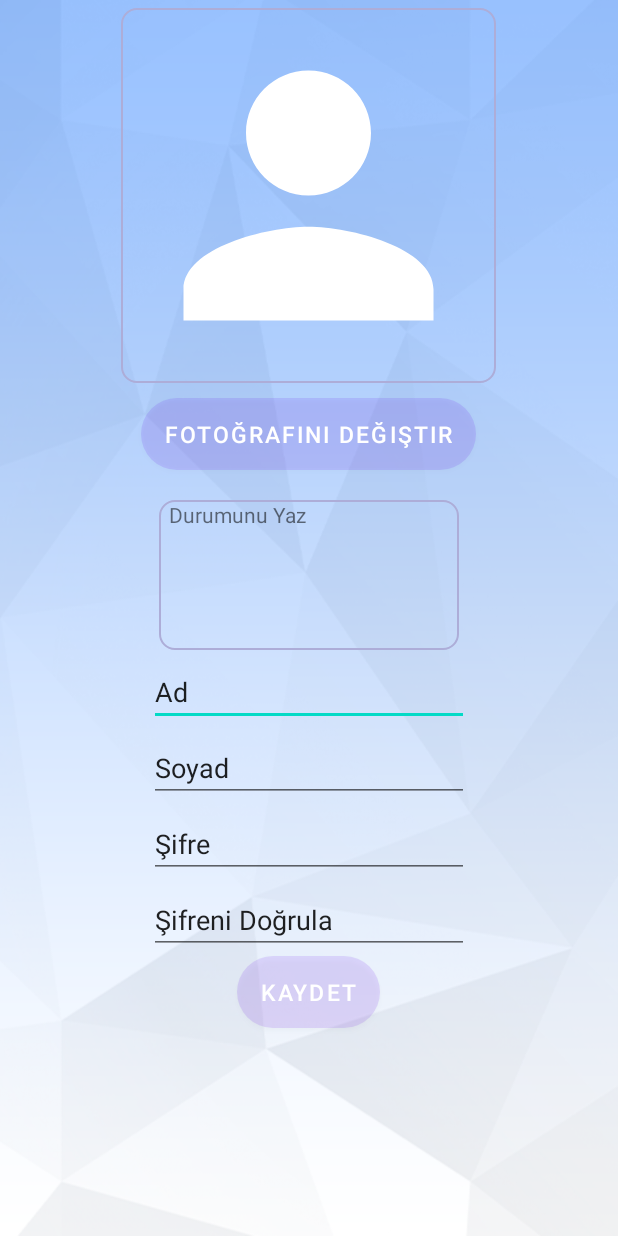
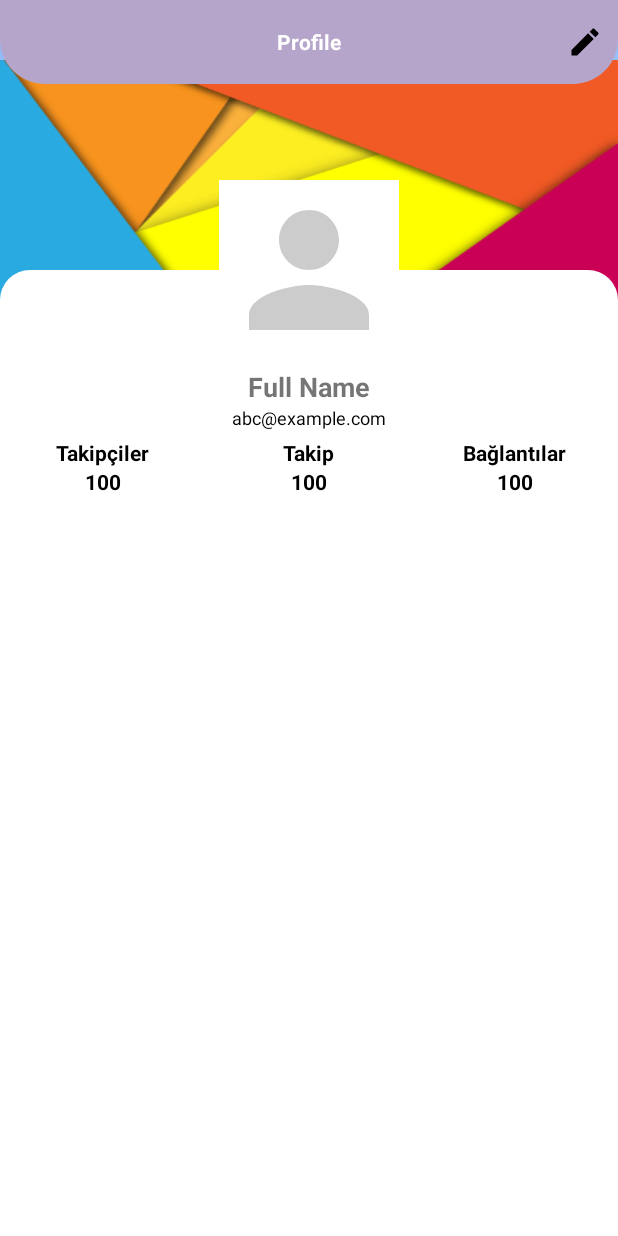
Before and after one commit to sarikaynakcs/Voyage, an Android app: the layout fragment_profile.xml on its own in the app's theme, with its tools: preview values and no code run, on a phone screen of 412 x 824 dp. Run offline under Robolectric (Android 15) with nearby library versions, the phone set to English and light mode, and no system bars.

Commit message:
6.11.2022 Doğan Can

```diff
--- /dev/null
+++ b/app/src/main/res/drawable/ic_baseline_edit_24.xml
@@ -0,0 +1,5 @@
+<vector android:height="24dp" android:tint="#000000"
+    android:viewportHeight="24" android:viewportWidth="24"
+    android:width="24dp" xmlns:android="http://schemas.android.com/apk/res/android">
+    <path android:fillColor="@android:color/white" android:pathData="M3,17.25V21h3.75L17.81,9.94l-3.75,-3.75L3,17.25zM20.71,7.04c0.39,-0.39 0.39,-1.02 0,-1.41l-2.34,-2.34c-0.39,-0.39 -1.02,-0.39 -1.41,0l-1.83,1.83 3.75,3.75 1.83,-1.83z"/>
+</vector>
--- /dev/null
+++ b/app/src/main/res/drawable/shape_rect01.xml
@@ -0,0 +1,8 @@
+<?xml version="1.0" encoding="utf-8"?>
+<shape xmlns:android="http://schemas.android.com/apk/res/android"
+    android:shape="rectangle">
+    <solid android:color="@color/white"></solid>
+        <corners android:topRightRadius="20dp"
+            android:topLeftRadius="20dp"/>
+
+</shape>
--- a/app/src/main/res/layout/fragment_profile.xml
+++ b/app/src/main/res/layout/fragment_profile.xml
@@ -6,88 +6,158 @@
     android:background="@drawable/back01"
     tools:context=".ProfileFragment">
 
+    <View
+        android:layout_width="match_parent"
+        android:layout_height="165dp"
+        android:background="@drawable/back04"
+        android:layout_marginTop="40dp"/>
+
+    <RelativeLayout
+        android:layout_width="match_parent"
+        android:layout_height="?actionBarSize"
+        android:background="@drawable/shape_toolbar02">
+
+        <TextView
+            android:id="@+id/toolbarTittle"
+            android:text="Profile"
+            android:layout_width="wrap_content"
+            android:layout_height="wrap_content"
+            android:textColor="@color/white"
+            android:layout_centerInParent="true"
+            android:textStyle="bold"/>
+
+        <ImageButton
+            android:id="@+id/editProfileId"
+            android:layout_width="wrap_content"
+            android:layout_height="wrap_content"
+            android:layout_alignParentEnd="true"
+            android:layout_centerVertical="true"
+            android:layout_marginEnd="10dp"
+
+            android:background="@android:color/transparent"
+            android:onClick="edit"
+            android:src="@drawable/ic_baseline_edit_24"
+            tools:ignore="SpeakableTextPresentCheck,TouchTargetSizeCheck" />
+
+    </RelativeLayout>
+
+    <View
+        android:layout_width="match_parent"
+        android:layout_height="match_parent"
+        android:layout_marginTop="180dp"
+        android:background="@drawable/shape_rect01"/>
     <ImageView
-        android:id="@+id/editPhotoId"
-        android:layout_width="250dp"
-        android:layout_height="250dp"
-        android:src="@drawable/ic_profile_white"
+        android:id="@+id/profileImageId"
+        android:layout_width="120dp"
+        android:layout_height="120dp"
         android:layout_centerHorizontal="true"
-        android:background="@drawable/stroke_deneme"
-        android:layout_marginTop="5dp"/>
-    <Button
-        android:id="@+id/editPhotoButtonId"
+        android:layout_marginTop="120dp"
+        android:background="@color/white"
+        android:scaleType="centerCrop"
+        android:src="@drawable/ic_person_gray"/>
+    <TextView
+        android:id="@+id/fullNameId"
         android:layout_width="wrap_content"
         android:layout_height="wrap_content"
-        android:layout_below="@id/editPhotoId"
+        android:layout_below="@id/profileImageId"
+        android:text="Full Name"
         android:layout_centerHorizontal="true"
-        android:layout_marginTop="10dp"
-        android:text="Fotoğrafını Değiştir"
-        android:background="@drawable/shape_button01"
-        android:textSize="15sp"/>
-
+        android:layout_marginTop="5dp"
+        android:textStyle="bold"
+        android:textSize="18sp"/>
     <TextView
-        android:id="@+id/commentTextId"
-        android:layout_width="200dp"
-        android:layout_height="100dp"
-        android:layout_below="@id/editPhotoButtonId"
-        android:layout_centerHorizontal="true"
-        android:layout_marginTop="20dp"
-        android:background="@drawable/stroke_deneme"
-        android:text="  Durumunu Yaz"/>
-
-    <EditText
-        android:id="@+id/editNameId"
+        android:id="@+id/emailId"
         android:layout_width="wrap_content"
         android:layout_height="wrap_content"
-        android:ems="10"
-        android:inputType="textPersonName"
-        android:layout_below="@id/commentTextId"
+        android:layout_below="@id/fullNameId"
         android:layout_centerHorizontal="true"
-        android:layout_marginTop="5dp"
-        android:text="Ad"/>
+        android:textColor="@color/black"
+        android:text="abc@example.com"
+        android:textSize="12sp"/>
+    <LinearLayout
+        android:id="@+id/detailsId"
+        android:layout_width="match_parent"
+        android:layout_height="wrap_content"
+        android:orientation="horizontal"
+        android:layout_below="@id/emailId"
+        android:layout_marginTop="5dp">
 
-    <EditText
-        android:id="@+id/editSurnameId"
-        android:layout_width="wrap_content"
-        android:layout_height="wrap_content"
-        android:ems="10"
-        android:inputType="textPersonName"
-        android:layout_below="@id/editNameId"
-        android:layout_centerHorizontal="true"
-        android:layout_marginTop="5dp"
-        android:text="Soyad"/>
+        <LinearLayout
+            android:layout_width="0dp"
+            android:layout_height="wrap_content"
+            android:layout_weight="1"
+            android:gravity="center"
+            android:orientation="vertical">
 
-    <EditText
-        android:id="@+id/editPasswordId"
-        android:layout_width="wrap_content"
-        android:layout_height="wrap_content"
-        android:ems="10"
-        android:inputType=""
-        android:layout_below="@id/editSurnameId"
-        android:layout_centerHorizontal="true"
-        android:layout_marginTop="5dp"
-        android:text="Şifre"/>
+            <TextView
+                android:id="@+id/followersId"
+                android:layout_width="wrap_content"
+                android:layout_height="wrap_content"
+                android:text="Takipçiler"
+                android:textColor="@color/black"
+                android:textStyle="bold"/>
+            <TextView
+                android:id="@+id/followersCountId"
+                android:layout_width="wrap_content"
+                android:layout_height="wrap_content"
+                android:text="100"
+                android:textColor="@color/black"
+                android:textStyle="bold"/>
 
-    <EditText
-        android:id="@+id/editCheckPassword"
-        android:layout_width="wrap_content"
-        android:layout_height="wrap_content"
-        android:ems="10"
-        android:inputType=""
-        android:layout_below="@id/editPasswordId"
-        android:layout_centerHorizontal="true"
-        android:layout_marginTop="5dp"
-        android:text="Şifreni Doğrula "/>
+        </LinearLayout>
+        <LinearLayout
+            android:layout_width="0dp"
+            android:layout_height="wrap_content"
+            android:layout_weight="1"
+            android:gravity="center"
+            android:orientation="vertical">
 
-    <Button
-        android:id="@+id/saveProfileId"
-        android:layout_width="wrap_content"
-        android:layout_height="wrap_content"
-        android:layout_below="@id/editCheckPassword"
-        android:layout_centerHorizontal="true"
-        android:layout_marginTop="1dp"
-        android:text="Kaydet"
-        android:background="@drawable/shape_button01"
-        android:textSize="15sp"/>
+            <TextView
+                android:id="@+id/followsId"
+                android:layout_width="wrap_content"
+                android:layout_height="wrap_content"
+                android:text="Takip"
+                android:textColor="@color/black"
+                android:textStyle="bold"/>
+            <TextView
+                android:id="@+id/followsCountId"
+                android:layout_width="wrap_content"
+                android:layout_height="wrap_content"
+                android:text="100"
+                android:textColor="@color/black"
+                android:textStyle="bold"/>
+
+        </LinearLayout>
+        <LinearLayout
+            android:layout_width="0dp"
+            android:layout_height="wrap_content"
+            android:layout_weight="1"
+            android:gravity="center"
+            android:orientation="vertical">
+
+            <TextView
+                android:id="@+id/networksId"
+                android:layout_width="wrap_content"
+                android:layout_height="wrap_content"
+                android:text="Bağlantılar"
+                android:textColor="@color/black"
+                android:textStyle="bold"/>
+            <TextView
+                android:id="@+id/networksCountId"
+                android:layout_width="wrap_content"
+                android:layout_height="wrap_content"
+                android:text="100"
+                android:textColor="@color/black"
+                android:textStyle="bold"/>
+
+        </LinearLayout>
+
+
+    </LinearLayout>
+
+
+
+
+
 
 </RelativeLayout>
```
Also changed, not shown: app/src/main/AndroidManifest.xml (+2 -36 lines), app/src/main/java/com/example/voyageapp/ProfileFragment.kt (+77 -35 lines), app/src/main/java/com/example/voyageapp/ProfileUpdateActivity.kt (added, +256 -0 lines), app/src/main/res/layout/activity_profile_update.xml (added, +86 -0 lines), app/src/main/res/drawable/back04.png (added).
